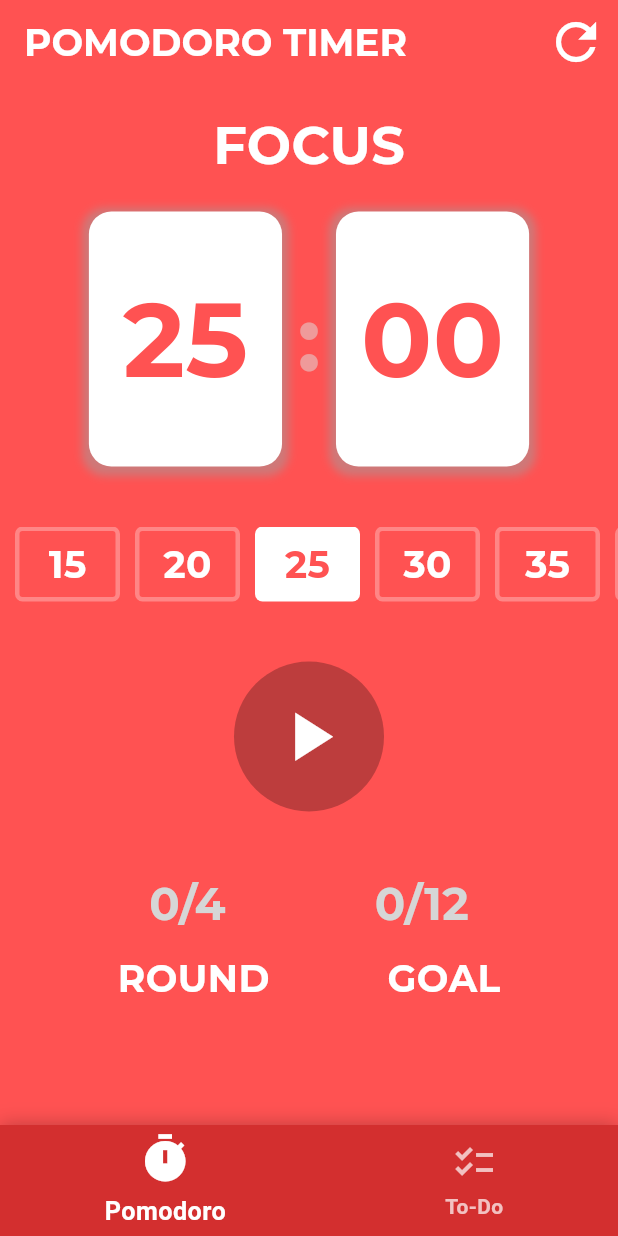
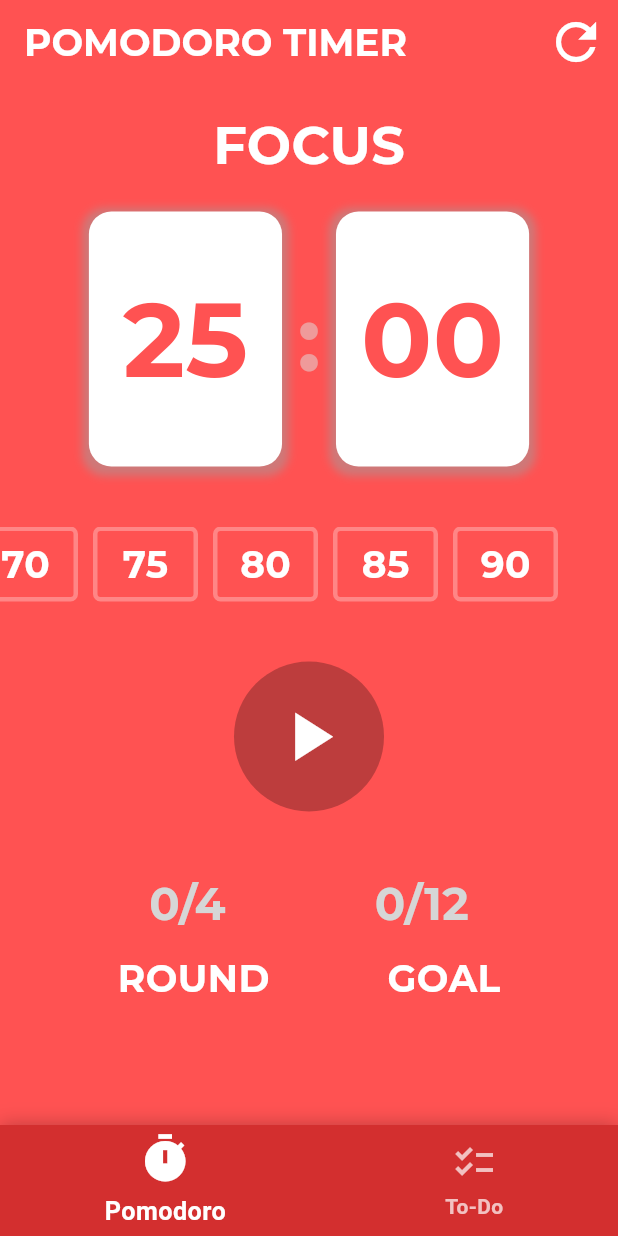
Before and after one commit to insaflashari/StudyBudy, a Flutter app: the screen it shows after launch, on a phone screen of 412 x 824 dp. Run offline on Flutter 3.47's test engine with Material 3 defaults, Android fonts, the phone set to English and light mode, and no system bars; our stand-ins replace audioplayers, flutter_slidable, google_fonts, shared_preferences.

Commit message:
Update timeoptions.dart

```diff
--- a/lib/widgets/timeoptions.dart
+++ b/lib/widgets/timeoptions.dart
@@ -2,26 +2,56 @@ import 'package:flutter/material.dart';
 import 'package:provider/provider.dart';
 import 'package:studybuddy/timerservice.dart';
 import 'package:studybuddy/utils.dart';
+import 'dart:ui';
 
+class TimeOptions extends StatefulWidget {
+  @override
+  _TimeOptionsState createState() => _TimeOptionsState();
+}
 
-class TimeOptions extends StatelessWidget {
+class _TimeOptionsState extends State<TimeOptions> {
+  late ScrollController _scrollController;
+
+  @override
+  void initState() {
+    super.initState();
+    // Approx width + margin per item = 80, adjust if needed
+    _scrollController = ScrollController(initialScrollOffset: 25 * 80.0);
+  }
+
+  @override
+  void dispose() {
+    _scrollController.dispose();
+    super.dispose();
+  }
+
   @override
   Widget build(BuildContext context) {
     final provider = Provider.of<TimerService>(context);
 
-    return SingleChildScrollView(
-      controller: ScrollController(initialScrollOffset: 160),
+    return SizedBox(
+      height: 50,
+      child: ScrollConfiguration(
+        behavior: ScrollConfiguration.of(context).copyWith(
+          dragDevices: {
+            PointerDeviceKind.touch,
+            PointerDeviceKind.mouse, // enable mouse dragging on web
+          },
+        ),
+        child: ListView(
+          controller: _scrollController,
           scrollDirection: Axis.horizontal,
-      child: Row(
+          padding: EdgeInsets.symmetric(horizontal: 10),
           children: [
             ...selectableTimes.map((time) {
+              final isSelected = int.parse(time) == provider.selectedTime;
               return InkWell(
                 onTap: () => provider.selectTime(double.parse(time)),
                 child: Container(
-                margin: EdgeInsets.only(left: 10),
+                  margin: EdgeInsets.only(right: 10),
                   width: 70,
                   height: 50,
-                decoration: int.parse(time) == provider.selectedTime
+                  decoration: isSelected
                       ? BoxDecoration(
                           color: Colors.white,
                           borderRadius: BorderRadius.circular(5),
@@ -35,7 +65,7 @@ class TimeOptions extends StatelessWidget {
                       (int.parse(time) ~/ 60).toString(),
                       style: textStyle(
                         25,
-                      int.parse(time) == provider.selectedTime
+                        isSelected
                             ? renderColor(provider.currentState)
                             : Colors.white,
                         FontWeight.w700,
@@ -45,8 +75,9 @@ class TimeOptions extends StatelessWidget {
                 ),
               );
             }).toList(),
-          SizedBox(width: 20), // <-- extra padding at the right end
+            SizedBox(width: 20),
           ],
+        ),
       ),
     );
   }
```
Lines whose indentation alone changed are shown as unchanged.
